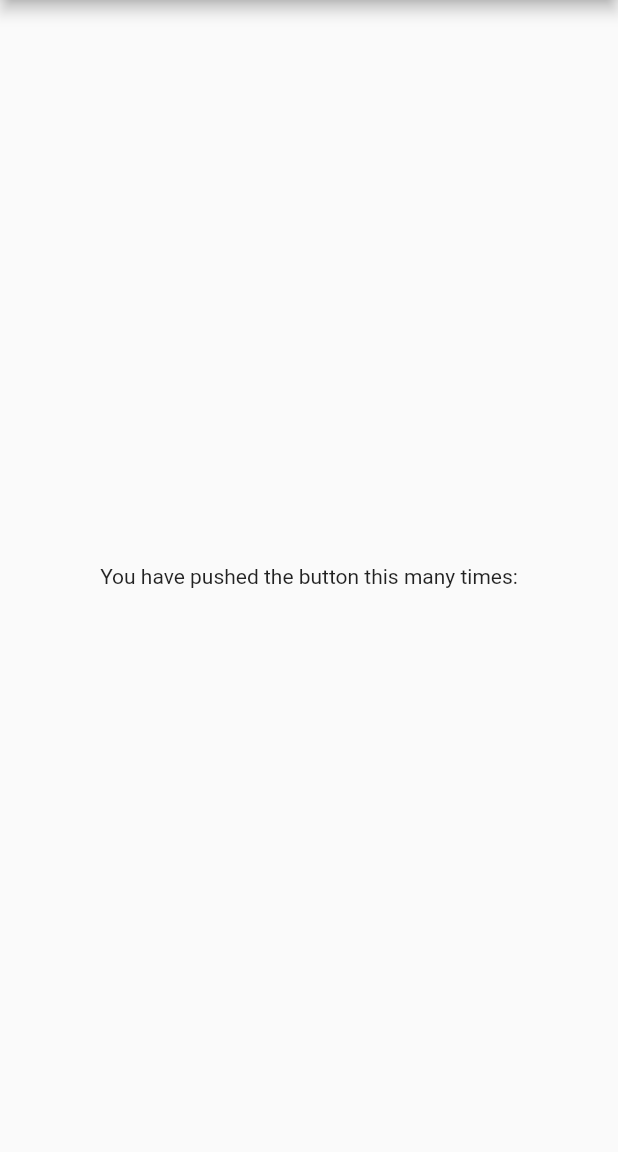
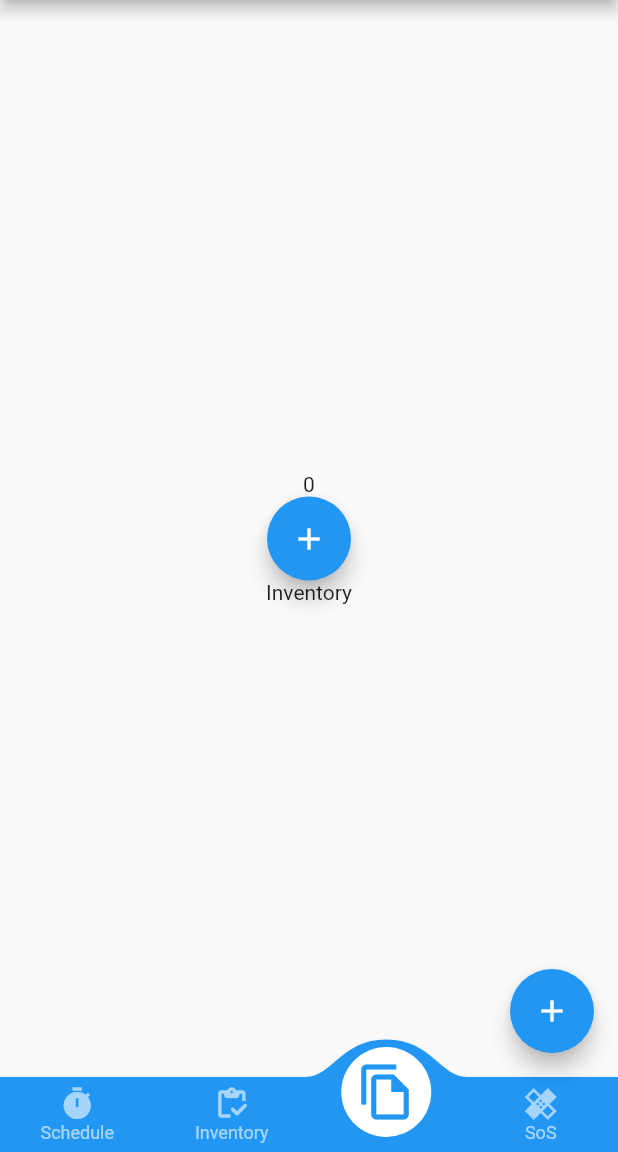
Before and after one commit to hemabhravee/MediVault, a Flutter app: the HomePage screen opened by its route, on a phone screen of 412 x 824 dp, the part 84-1236 px from its top. Run offline on Flutter 3.47's test engine with Material 2 defaults, Android fonts, the phone set to English and light mode, and no system bars; drawn by our look-alikes of convex_bottom_bar.

Commit message:
persistant bottomnavbar added

```diff
--- a/lib/src/views/pages/home_page.dart
+++ b/lib/src/views/pages/home_page.dart
@@ -1,4 +1,8 @@
 import 'package:flutter/material.dart';
+import './bottom_nav_bar.dart';
+import './tracker.dart';
+import './inventory.dart';
+import 'package:convex_bottom_bar/convex_bottom_bar.dart';
 
 class HomePage extends StatelessWidget {
   const HomePage({Key key}) : super(key: key);
@@ -31,11 +35,27 @@ class HomePage extends StatelessWidget {
           // horizontal).
           mainAxisAlignment: MainAxisAlignment.center,
           children: <Widget>[
-            Text(
-              'You have pushed the button this many times:',
-            ),
+            Tracker(),
+            Inventory(),
           ],
         ),
+      ),
+
+      floatingActionButton: FloatingActionButton(
+        child: Icon(Icons.add),
+        onPressed: () {},
+      ),
+
+      bottomNavigationBar: ConvexAppBar(
+        items: [
+          TabItem(icon: Icons.timer, title: 'Schedule'),
+          TabItem(icon: Icons.inventory_rounded, title: 'Inventory'),
+          TabItem(icon: Icons.file_copy_outlined, title: 'Documents'),
+          TabItem(icon: Icons.healing_sharp, title: 'SoS'),
+        ],
+        initialActiveIndex: 2, //optional, default as 0
+        onTap: (int i) => print('click index=$i'),
+        backgroundColor: Theme.of(context).primaryColor,
       ),
       // This trailing comma makes auto-formatting nicer for build methods.
     );
--- /dev/null
+++ b/lib/src/views/pages/sos.dart
@@ -0,0 +1,12 @@
+import 'package:flutter/material.dart';
+
+class Sos extends StatelessWidget {
+  const Sos({Key key}) : super(key: key);
+
+  @override
+  Widget build(BuildContext context) {
+    return Container(
+      child: Text("Sos"),
+    );
+  }
+}
--- a/lib/src/views/pages/tracker.dart
+++ b/lib/src/views/pages/tracker.dart
@@ -1,12 +1,38 @@
 import 'package:flutter/material.dart';
 
-class Tracker extends StatelessWidget {
+class Tracker extends StatefulWidget {
   const Tracker({Key key}) : super(key: key);
 
   @override
+  _TrackerState createState() => _TrackerState();
+}
+
+class _TrackerState extends State<Tracker> with AutomaticKeepAliveClientMixin {
+  int num = 0;
+
+  _test() {
+    setState(() {
+      num++;
+    });
+  }
+
+  @override
+  bool get wantKeepAlive => true;
+
+  @override
   Widget build(BuildContext context) {
-    return Container(
-      child: Text("Tracker"),
+    super.build(context);
+    return Column(
+      children: [
+        Container(
+          child: Text(num.toString()),
+        ),
+        FloatingActionButton(
+            onPressed: () {
+              _test();
+            },
+            child: Icon(Icons.add))
+      ],
     );
   }
 }
--- a/pubspec.yaml
+++ b/pubspec.yaml
@@ -28,7 +28,8 @@ dependencies:
   # The following adds the Cupertino Icons font to your application.
   # Use with the CupertinoIcons class for iOS style icons.
   cupertino_icons: ^0.1.3
-  persistent_bottom_nav_bar: ^4.0.2
+  convex_bottom_bar: ^3.0.0
+
 
 dev_dependencies:
   flutter_test:
```
Also changed, not shown: lib/main.dart (+53 -50 lines), lib/src/views/pages/documents.dart (added, +12 -0 lines), lib/src/views/pages/bottom_nav_bar.dart (added), pubspec.lock.
